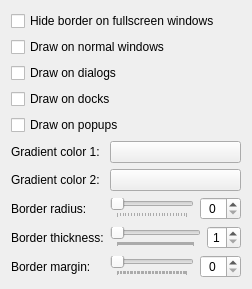
Above: kcm/ui/borderglowconfigform.ui from bartekldw/borderglow before the change. Below: the same form after it.
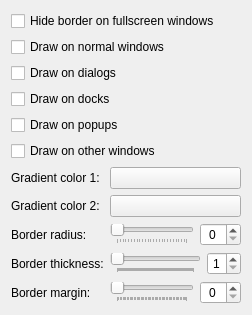
That is the form after the change. Custom widgets are drawn as their Qt base class.

Commit message: Add draw other windows UI checkbox entry for KCM and value getter in main BorderGlow

What changed in the file:
```diff
--- a/kcm/ui/borderglowconfigform.ui
+++ b/kcm/ui/borderglowconfigform.ui
@@ -38,6 +38,13 @@
      </property>
     </widget>
    </item>
+   <item>
+    <widget class="QCheckBox" name="kcfg_DrawOther">
+     <property name="text">
+      <string>Draw on other windows</string>
+     </property>
+    </widget>
+   </item>
    <item>
     <layout class="QFormLayout" name="colorFormLayout">
      <item row="0" column="0">
```
The commit also changes 5 other files.
